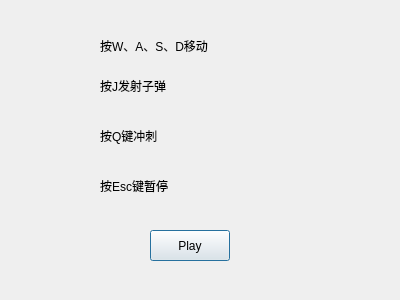
First picture: the form in bossintro.ui, repository aaaMsLIUfruit/RunningDino, before the edit.
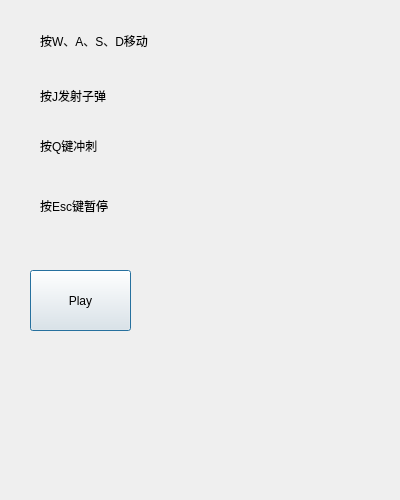
Second picture: the form after the edit.

The edit to the form file:
```diff
--- a/bossintro.ui
+++ b/bossintro.ui
@@ -7,7 +7,7 @@
     <x>0</x>
     <y>0</y>
     <width>400</width>
-    <height>300</height>
+    <height>500</height>
    </rect>
   </property>
   <property name="windowTitle">
@@ -16,10 +16,10 @@
   <widget class="QPushButton" name="BossPlayButton">
    <property name="geometry">
     <rect>
-     <x>150</x>
-     <y>230</y>
-     <width>80</width>
-     <height>31</height>
+     <x>30</x>
+     <y>270</y>
+     <width>101</width>
+     <height>61</height>
     </rect>
    </property>
    <property name="text">
@@ -29,12 +29,18 @@
   <widget class="QLabel" name="intro_1">
    <property name="geometry">
     <rect>
-     <x>100</x>
-     <y>30</y>
+     <x>40</x>
+     <y>20</y>
      <width>271</width>
-     <height>31</height>
+     <height>41</height>
     </rect>
    </property>
+   <property name="minimumSize">
+    <size>
+     <width>271</width>
+     <height>41</height>
+    </size>
+   </property>
    <property name="text">
     <string>按W、A、S、D移动</string>
    </property>
@@ -42,8 +48,8 @@
   <widget class="QLabel" name="intro_2">
    <property name="geometry">
     <rect>
-     <x>100</x>
-     <y>70</y>
+     <x>40</x>
+     <y>80</y>
      <width>231</width>
      <height>31</height>
     </rect>
@@ -55,8 +61,8 @@
   <widget class="QLabel" name="intro_3">
    <property name="geometry">
     <rect>
-     <x>100</x>
-     <y>120</y>
+     <x>40</x>
+     <y>130</y>
      <width>191</width>
      <height>31</height>
     </rect>
@@ -68,8 +74,8 @@
   <widget class="QLabel" name="intro_4">
    <property name="geometry">
     <rect>
-     <x>100</x>
-     <y>170</y>
+     <x>40</x>
+     <y>190</y>
      <width>161</width>
      <height>31</height>
     </rect>
```
